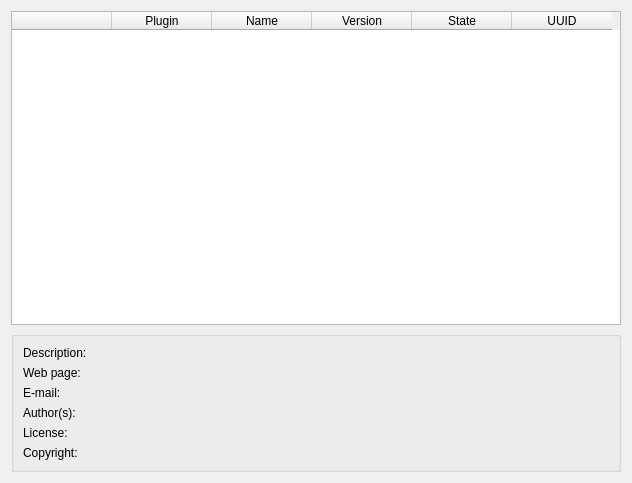
First picture: the form in quarkplayer-plugins/configwindow/PluginConfigWidget.ui, repository tkrotoff/QuarkPlayer, before the edit.
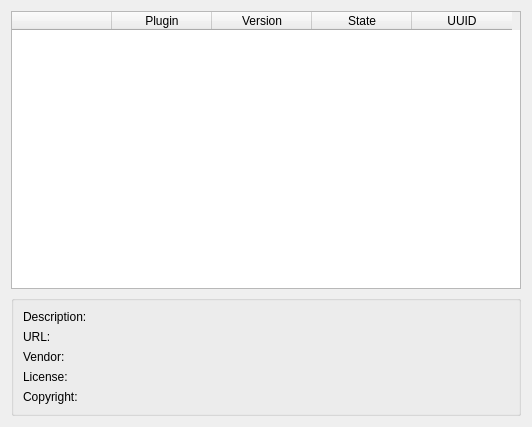
Second picture: the form after the edit.

Commit message: More modularization: improve the plugin system

The edit to the form file:
```diff
--- a/quarkplayer-plugins/configwindow/PluginConfigWidget.ui
+++ b/quarkplayer-plugins/configwindow/PluginConfigWidget.ui
@@ -1,12 +1,12 @@
 <ui version="4.0" >
  <class>PluginConfigWidget</class>
- <widget class="QWidget" name="PluginConfigWidget" >
-  <property name="geometry" >
+ <widget class="QWidget" name="PluginConfigWidget">
+  <property name="geometry">
    <rect>
     <x>0</x>
     <y>0</y>
-    <width>632</width>
-    <height>483</height>
+    <width>532</width>
+    <height>427</height>
    </rect>
   </property>
   <layout class="QGridLayout" name="gridLayout_2" >
@@ -22,8 +22,8 @@
       <bool>false</bool>
      </property>
      <column>
-      <property name="text" >
-       <string>  </string>
+      <property name="text">
+       <string/>
       </property>
      </column>
      <column>
@@ -32,35 +32,33 @@
       </property>
      </column>
      <column>
-      <property name="text" >
-       <string>Name</string>
-      </property>
-     </column>
-     <column>
-      <property name="text" >
+      <property name="text">
        <string>Version</string>
       </property>
      </column>
      <column>
-      <property name="text" >
+      <property name="text">
        <string>State</string>
       </property>
      </column>
      <column>
-      <property name="text" >
+      <property name="text">
        <string>UUID</string>
       </property>
      </column>
     </widget>
    </item>
-   <item row="1" column="0" >
-    <widget class="QGroupBox" name="descriptionGroupBox" >
-     <layout class="QGridLayout" name="gridLayout" >
-      <item row="0" column="0" >
-       <layout class="QFormLayout" name="formLayout" >
-        <item row="0" column="0" >
-         <widget class="QLabel" name="label" >
-          <property name="text" >
+   <item row="1" column="0">
+    <widget class="QGroupBox" name="descriptionGroupBox">
+     <layout class="QGridLayout" name="gridLayout">
+      <item row="0" column="0">
+       <layout class="QFormLayout" name="formLayout">
+        <property name="fieldGrowthPolicy">
+         <enum>QFormLayout::AllNonFixedFieldsGrow</enum>
+        </property>
+        <item row="0" column="0">
+         <widget class="QLabel" name="label">
+          <property name="text">
            <string>Description:</string>
           </property>
          </widget>
@@ -72,30 +70,16 @@
           </property>
          </widget>
         </item>
-        <item row="3" column="0" >
-         <widget class="QLabel" name="label_3" >
-          <property name="text" >
-           <string>Author(s):</string>
+        <item row="1" column="0">
+         <widget class="QLabel" name="label_6">
+          <property name="text">
+           <string>URL:</string>
           </property>
          </widget>
         </item>
-        <item row="3" column="1" >
-         <widget class="QLabel" name="authorsLabel" >
-          <property name="textInteractionFlags" >
-           <set>Qt::LinksAccessibleByMouse|Qt::TextSelectableByMouse</set>
-          </property>
-         </widget>
-        </item>
-        <item row="1" column="0" >
-         <widget class="QLabel" name="label_6" >
-          <property name="text" >
-           <string>Web page:</string>
-          </property>
-         </widget>
-        </item>
-        <item row="1" column="1" >
-         <widget class="QLabel" name="webpageLabel" >
-          <property name="openExternalLinks" >
+        <item row="1" column="1">
+         <widget class="QLabel" name="urlLabel">
+          <property name="openExternalLinks">
            <bool>true</bool>
           </property>
           <property name="textInteractionFlags" >
@@ -103,10 +87,10 @@
           </property>
          </widget>
         </item>
-        <item row="2" column="0" >
-         <widget class="QLabel" name="label_5" >
-          <property name="text" >
-           <string>E-mail:</string>
+        <item row="2" column="0">
+         <widget class="QLabel" name="label_3">
+          <property name="text">
+           <string>Vendor:</string>
           </property>
          </widget>
         </item>
@@ -120,30 +104,30 @@
           </property>
          </widget>
         </item>
-        <item row="4" column="0" >
-         <widget class="QLabel" name="label_8" >
-          <property name="text" >
+        <item row="3" column="0">
+         <widget class="QLabel" name="label_8">
+          <property name="text">
            <string>License:</string>
           </property>
          </widget>
         </item>
-        <item row="4" column="1" >
-         <widget class="QLabel" name="licenseLabel" >
-          <property name="textInteractionFlags" >
+        <item row="3" column="1">
+         <widget class="QLabel" name="licenseLabel">
+          <property name="textInteractionFlags">
            <set>Qt::LinksAccessibleByMouse|Qt::TextSelectableByMouse</set>
           </property>
          </widget>
         </item>
-        <item row="5" column="0" >
-         <widget class="QLabel" name="label_7" >
-          <property name="text" >
+        <item row="4" column="0">
+         <widget class="QLabel" name="label_7">
+          <property name="text">
            <string>Copyright:</string>
           </property>
          </widget>
         </item>
-        <item row="5" column="1" >
-         <widget class="QLabel" name="copyrightLabel" >
-          <property name="textInteractionFlags" >
+        <item row="4" column="1">
+         <widget class="QLabel" name="copyrightLabel">
+          <property name="textInteractionFlags">
            <set>Qt::LinksAccessibleByMouse|Qt::TextSelectableByMouse</set>
           </property>
          </widget>
```
Left out of the diff: 34 changed lines with no effect on the pictures. The commit also changes 32 other files.
